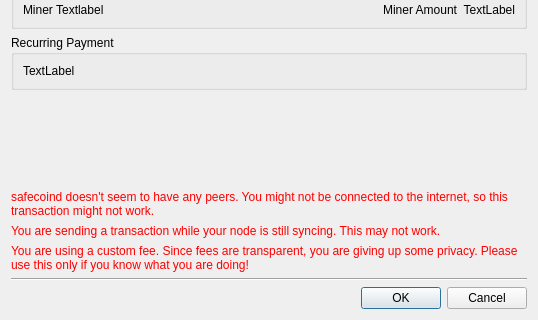
This is src/confirm.ui in zerocurrencycoin/zerowallet as Qt 5 draws it before an edit; both pictures show x 0 to 538 and y 138 to 458 of the 538 by 458 pixel window. The edited form follows.
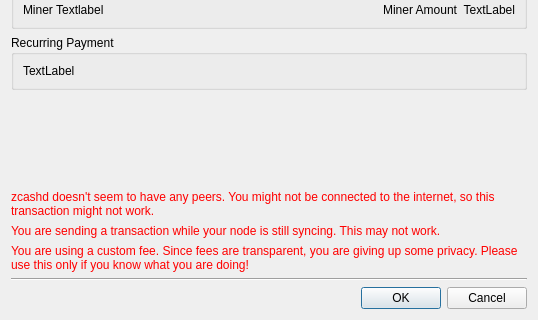
This is the edited form.

Diff of the .ui file:
```diff
--- a/src/confirm.ui
+++ b/src/confirm.ui
@@ -180,7 +180,7 @@
       <string notr="true">color: red;</string>
      </property>
      <property name="text">
-      <string>safecoind doesn't seem to have any peers. You might not be connected to the internet, so this transaction might not work.</string>
+      <string>zcashd doesn't seem to have any peers. You might not be connected to the internet, so this transaction might not work.</string>
      </property>
      <property name="wordWrap">
       <bool>true</bool>
```
